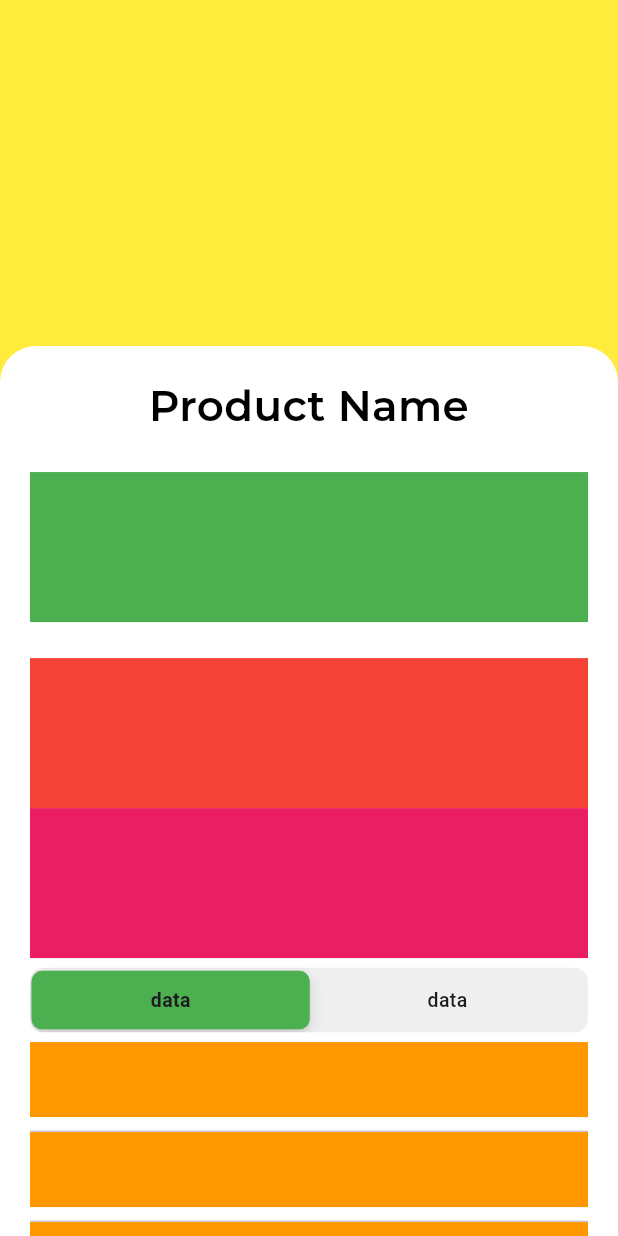
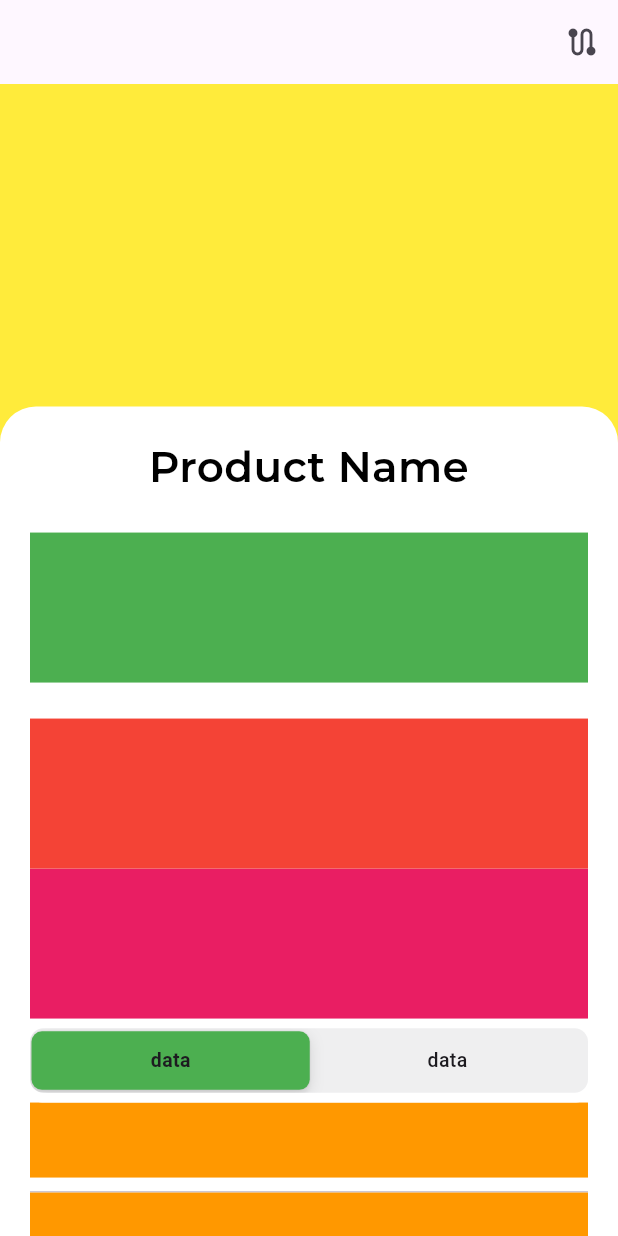
Before and after one commit to ritik453rr/flutter_practical_getx_demo, a Flutter app: the screen it shows after launch, on a phone screen of 412 x 824 dp. Run offline on Flutter 3.47's test engine with Material 3 defaults, Android fonts, the phone set to English and light mode, and no system bars; our stand-ins replace connectivity_plus, flutter_svg, get, get_storage, permission_handler, pull_to_refresh and 2 more.

Commit message:
Added lifecycle concept

```diff
--- a/lib/main.dart
+++ b/lib/main.dart
@@ -26,10 +26,9 @@ class MyApp extends StatelessWidget {
       defaultTransition: Transition.rightToLeft,
       translations: AppLanguge(),
       locale: const Locale('en', 'US'),
-      initialRoute:
-      AppRoutes
-          .slidePanel,
-          // AppStorage.isLogin()?AppRoutes.home:AppRoutes.login,
+      initialRoute: AppRoutes.slidePanel,
+      // .slidePanel,
+      // AppStorage.isLogin()?AppRoutes.home:AppRoutes.login,
       theme: ThemeData(
         scaffoldBackgroundColor: AppColors.white,
         splashColor: Colors.transparent,
--- /dev/null
+++ b/lib/pages/life_cycle/life_cycle_binding.dart
@@ -0,0 +1,11 @@
+import 'package:get/get.dart';
+import 'package:getx_demo/pages/life_cycle/life_cycle_controller.dart';
+
+
+/// Binds the controller lazily when its needed.
+class LifeCycleBinding extends Bindings {
+  @override
+  void dependencies() {
+    Get.lazyPut(() => LifeCycleController());
+  }
+}
--- a/lib/pages/slideup_panel/slide_panel_view.dart
+++ b/lib/pages/slideup_panel/slide_panel_view.dart
@@ -6,6 +6,7 @@ import 'package:getx_demo/common/app_font_sizes.dart';
 import 'package:getx_demo/common/app_fonts.dart';
 import 'package:getx_demo/common/common_ui.dart';
 import 'package:getx_demo/global.dart';
+import 'package:getx_demo/routing/app_routes.dart';
 
 class SlidePanelView extends StatelessWidget {
   SlidePanelView({super.key});
@@ -13,6 +14,15 @@ class SlidePanelView extends StatelessWidget {
   @override
   Widget build(BuildContext context) {
     return Scaffold(
+      appBar: AppBar(
+        actions: [
+          IconButton(
+              onPressed: () {
+                Get.toNamed(AppRoutes.lifeCycle);
+              },
+              icon: Icon(Icons.route)),
+        ],
+      ),
       body: SafeArea(
         child: Stack(
           children: [
--- a/lib/routing/app_pages.dart
+++ b/lib/routing/app_pages.dart
@@ -3,6 +3,8 @@ import 'package:getx_demo/pages/api_pages/home-hz-pagination/home_binding.dart';
 import 'package:getx_demo/pages/api_pages/home-hz-pagination/home_view.dart';
 import 'package:getx_demo/pages/api_pages/login/login_binding.dart';
 import 'package:getx_demo/pages/api_pages/login/login_view.dart';
+import 'package:getx_demo/pages/life_cycle/life_cycle_binding.dart';
+import 'package:getx_demo/pages/life_cycle/life_cycle_view.dart';
 import 'package:getx_demo/pages/slideup_panel/slide_panel_view.dart';
 import 'package:getx_demo/pages/stream_builder/stream_builder_binding.dart';
 import 'package:getx_demo/pages/stream_builder/stream_builder_view.dart';
@@ -14,8 +16,6 @@ import 'package:getx_demo/routing/app_routes.dart';
 class AppPages {
   // List of all pages with their routes, views, and bindings
   static final pages = [
-
-
     GetPage(
       name: AppRoutes.streamBuilder,
       page: () => const StreamBuilderView(),
@@ -31,17 +31,19 @@ class AppPages {
       page: () => const LoginView(),
       binding: LoginBinding(),
     ),
-
     GetPage(
       name: AppRoutes.appWeb,
       page: () => AppWebView(),
       binding: AppWebBinding(),
     ),
-
     GetPage(
       name: AppRoutes.slidePanel,
       page: () => SlidePanelView(),
     ),
+    GetPage(
+      name: AppRoutes.lifeCycle,
+      page: () => LifeCycleView(),
+      binding: LifeCycleBinding(),
+    ),
   ];
-
 }
--- a/lib/routing/app_routes.dart
+++ b/lib/routing/app_routes.dart
@@ -5,4 +5,5 @@ class AppRoutes {
   static const String login = '/login';
   static const String appWeb = '/appWeb';
   static const slidePanel = "/slidePanel";
+  static const lifeCycle = "/lifeCycle";
 }
```
Also changed, not shown: lib/pages/life_cycle/life_cycle_controller.dart (added, +28 -0 lines), lib/pages/life_cycle/life_cycle_view.dart (added, +24 -0 lines), 4 other files.
